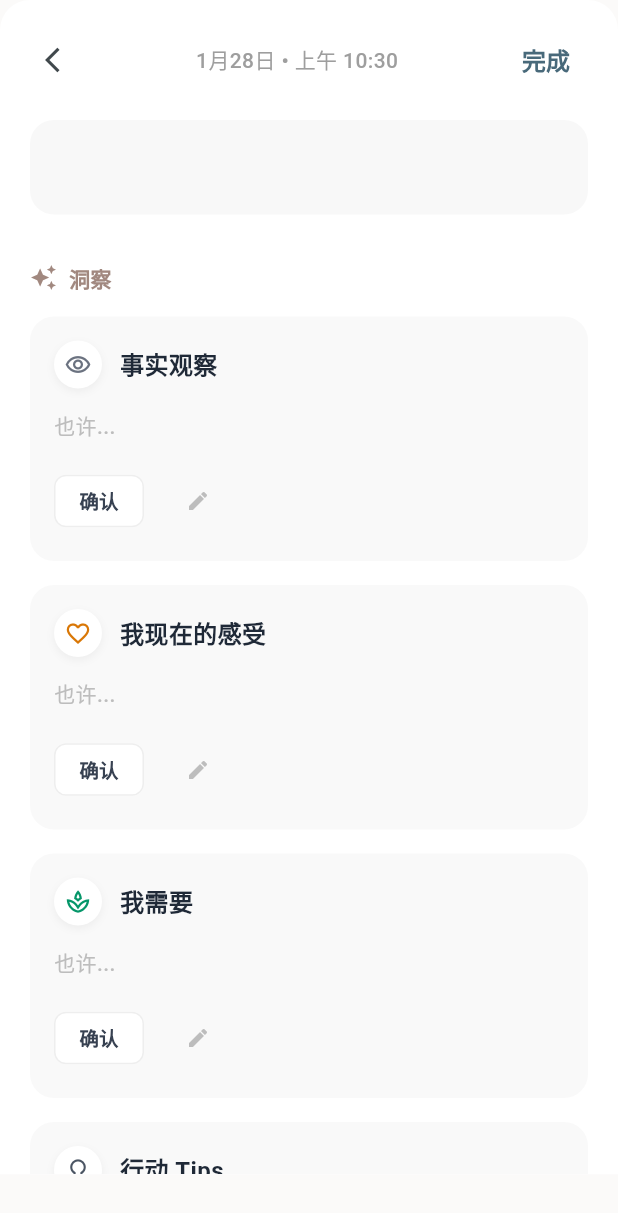
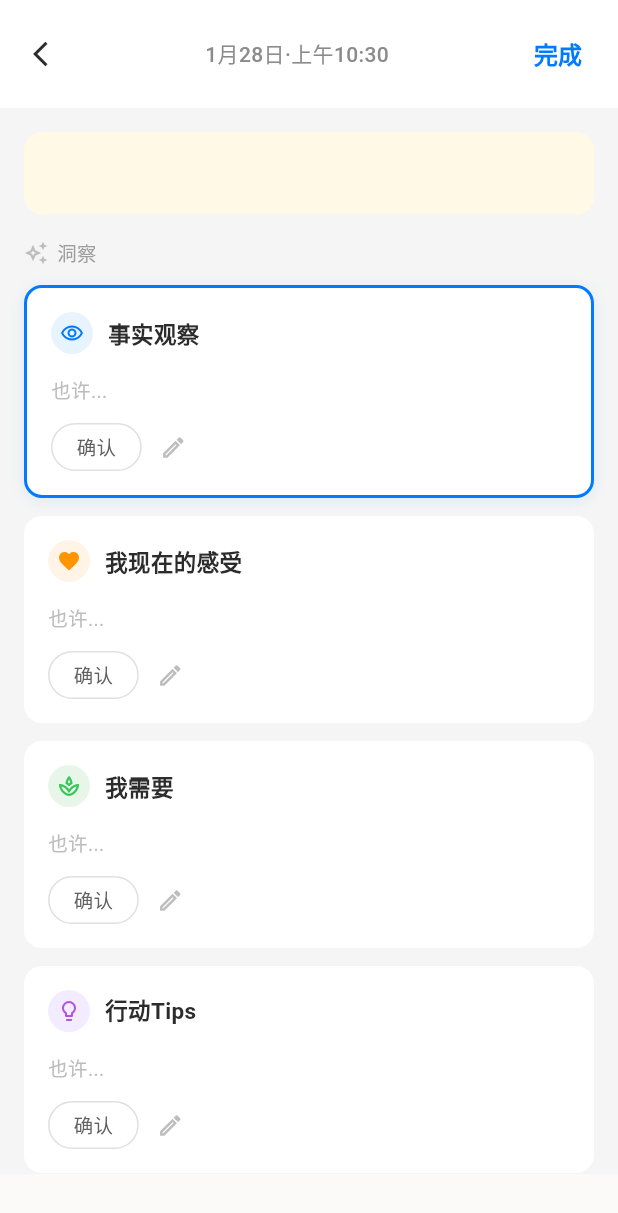
Before and after one commit to BinGess/Ocean, a Flutter app: the NVCConfirmationModal widget shown alone on an empty page, opened directly with empty values, on a phone screen of 412 x 824 dp. Shown: the top 1213 px of the screen. Run offline on Flutter 3.47's test engine with Material 3 defaults, Android fonts, the phone set to English and light mode, and no system bars; our stand-ins replace bloc_concurrency, dio, equatable, flutter_bloc, flutter_dotenv, freezed_annotation and 3 more; missing offline and left inert: record; accounts and stored records are empty; generated files the repository leaves out were written again.

Commit message:
refactor: redesign NVC confirmation modal UI
Based on design screenshot, updated NVC modal with:

1. Background and colors:
   - Changed main background to glutinous rice color (#F5F5F5)
   - Transcription area uses warm yellow background (#FFF9E6)
   - White header with clean navigation

2. Card design improvements:
   - Observation card highlighted with blue border (#007AFF) and shadow
   - Each card has colored icon with matching background
   - Icons: eye (blue), heart (orange), spa (green), lightbulb (purple)
   - Smaller, more refined icon circles (28px)

3. Content layout:
   - Added "洞察" label with icon after transcription
   - "也许..." prefix for all card content
   - Feeling tags use warm yellow background (#FFF4E6)
   - Needs displayed as comma-separated text
   - Consistent spacing and padding

4. UI refinements:
   - Simplified confirm button with border style
   - Edit icon instead of full button
   - Removed "revert" button for cleaner UI
   - Better visual hierarchy
   - Rounded corners (12px) for all cards

5. Typography and spacing:
   - Reduced font sizes for better proportion
   - Improved line heights for readability
   - Consistent 12px spacing between cards
   - Better alignment of "也许..." prefix

```diff
--- a/lib/presentation/widgets/nvc_confirmation_modal.dart
+++ b/lib/presentation/widgets/nvc_confirmation_modal.dart
@@ -1,4 +1,3 @@
-
 import 'package:flutter/material.dart';
 import '../../../domain/entities/nvc_analysis.dart';
 
@@ -81,15 +80,6 @@ class _NVCConfirmationModalState extends State<NVCConfirmationModal> {
     }
   }
 
-  // TODO: Improve Feeling/Need editing with dedicated selection UI
-  // For now, we allow simple deletion in UI, but if user clicks edit,
-  // we could show a text representation or a simple list editor.
-  // Given the complexity, let's just show a "Not implemented" or simple text edit of the raw strings for now?
-  // No, let's make a simple dialog to add/remove tags by text splitting or similar.
-  // Actually, for the "Edit" icon action, let's just allow editing the first item or show a message.
-  // To keep it robust, I'll just implement text editing for Observation and Insight for now.
-  // For Feelings/Needs, the "Edit" button will just show a simple "Edit" dialog that allows adding a new tag.
-
   Future<String?> _showEditDialog(String title, String initialValue) {
     final controller = TextEditingController(text: initialValue);
     return showDialog<String>(
@@ -119,47 +109,47 @@ class _NVCConfirmationModalState extends State<NVCConfirmationModal> {
 
   @override
   Widget build(BuildContext context) {
-    final theme = Theme.of(context);
     final size = MediaQuery.of(context).size;
 
-    // Formatting Date: "10月24日 • 上午 9:41"
+    // 格式化日期时间
     final now = DateTime.now();
-    final dateStr = '${now.month}月${now.day}日 • ${now.hour < 12 ? "上午" : "下午"} ${now.hour > 12 ? now.hour - 12 : now.hour}:${now.minute.toString().padLeft(2, '0')}';
+    final dateStr = '${now.month}月${now.day}日·${now.hour < 12 ? "上午" : "下午"}${now.hour > 12 ? now.hour - 12 : now.hour}:${now.minute.toString().padLeft(2, '0')}';
 
     return Container(
-      height: size.height * 0.95, // Almost full screen
+      height: size.height * 0.95,
       decoration: const BoxDecoration(
-        color: Colors.white,
+        color: Color(0xFFF5F5F5), // 糯米色背景
         borderRadius: BorderRadius.vertical(top: Radius.circular(20)),
       ),
       child: Column(
         children: [
           // Header
-          Padding(
-            padding: const EdgeInsets.symmetric(horizontal: 16, vertical: 16),
+          Container(
+            color: Colors.white,
+            padding: const EdgeInsets.symmetric(horizontal: 8, vertical: 12),
             child: Row(
               mainAxisAlignment: MainAxisAlignment.spaceBetween,
               children: [
                 IconButton(
-                  icon: const Icon(Icons.arrow_back_ios, size: 20),
-                  onPressed: () => Navigator.of(context).pop(), // Just close
+                  icon: const Icon(Icons.arrow_back_ios, size: 20, color: Color(0xFF2C2C2C)),
+                  onPressed: () => Navigator.of(context).pop(),
                 ),
                 Text(
                   dateStr,
-                  style: TextStyle(
-                    color: Colors.grey[500],
+                  style: const TextStyle(
+                    color: Color(0xFF8B8B8B),
                     fontSize: 14,
                     fontWeight: FontWeight.w500,
                   ),
                 ),
                 TextButton(
                   onPressed: _handleConfirm,
-                  child: Text(
+                  child: const Text(
                     '完成',
                     style: TextStyle(
-                      color: theme.primaryColor, // Or specific blue color
+                      color: Color(0xFF007AFF),
                       fontSize: 16,
-                      fontWeight: FontWeight.bold,
+                      fontWeight: FontWeight.w600,
                     ),
                   ),
                 ),
@@ -170,87 +160,90 @@ class _NVCConfirmationModalState extends State<NVCConfirmationModal> {
           // Content
           Expanded(
             child: SingleChildScrollView(
-              padding: const EdgeInsets.symmetric(horizontal: 20),
+              padding: const EdgeInsets.all(16),
               physics: const BouncingScrollPhysics(),
               child: Column(
                 crossAxisAlignment: CrossAxisAlignment.start,
                 children: [
-                  // Transcription Card
+                  // 转写文本区域
                   Container(
                     width: double.infinity,
-                    padding: const EdgeInsets.all(20),
+                    padding: const EdgeInsets.all(16),
                     decoration: BoxDecoration(
-                      color: const Color(0xFFF8F8F8), // Light grey bg
-                      borderRadius: BorderRadius.circular(16),
+                      color: const Color(0xFFFFF9E6), // 浅黄色背景
+                      borderRadius: BorderRadius.circular(12),
                     ),
                     child: Text(
                       widget.transcription,
                       style: const TextStyle(
-                        color: Color(0xFF4B5563),
+                        color: Color(0xFF4A4A4A),
                         fontSize: 15,
                         height: 1.6,
                       ),
                     ),
                   ),
 
-                  const SizedBox(height: 32),
+                  const SizedBox(height: 16),
 
-                  // Insight Section Title
+                  // 洞察标签
                   Row(
                     children: [
-                      Icon(Icons.auto_awesome, size: 18, color: Colors.brown[300]), // "洞察" icon
-                      const SizedBox(width: 8),
+                      Icon(Icons.auto_awesome_outlined, size: 16, color: Colors.grey[400]),
+                      const SizedBox(width: 6),
                       Text(
                         '洞察',
                         style: TextStyle(
-                          color: Colors.brown[300],
-                          fontSize: 14,
-                          fontWeight: FontWeight.bold,
+                          color: Colors.grey[500],
+                          fontSize: 13,
+                          fontWeight: FontWeight.w500,
                         ),
                       ),
                     ],
                   ),
 
-                  const SizedBox(height: 16),
+                  const SizedBox(height: 12),
 
-                  // 1. Observation
+                  // 1. 事实观察（带蓝色边框）
                   _buildNVCCard(
                     context: context,
                     icon: Icons.remove_red_eye_outlined,
-                    iconColor: const Color(0xFF6B7280), // Greyish
+                    iconColor: const Color(0xFF007AFF),
+                    iconBgColor: const Color(0xFFE8F4FD),
                     title: '事实观察',
                     content: Text(
                       _observation,
                       style: const TextStyle(
-                        color: Color(0xFF374151),
-                        fontSize: 15,
-                        fontWeight: FontWeight.w500,
+                        color: Color(0xFF4A4A4A),
+                        fontSize: 14,
+                        height: 1.5,
                       ),
                     ),
                     onEdit: _editObservation,
+                    highlighted: true,
                   ),
 
-                  const SizedBox(height: 16),
+                  const SizedBox(height: 12),
 
-                  // 2. Feelings
+                  // 2. 我现在的感受
                   _buildNVCCard(
                     context: context,
-                    icon: Icons.favorite_border,
-                    iconColor: const Color(0xFFD97706), // Brownish/Orange
+                    icon: Icons.favorite,
+                    iconColor: const Color(0xFFFF9500),
+                    iconBgColor: const Color(0xFFFFF4E6),
                     title: '我现在的感受',
                     content: Wrap(
                       spacing: 8,
                       runSpacing: 8,
                       children: _feelings.map((f) => Container(
-                        padding: const EdgeInsets.symmetric(horizontal: 8, vertical: 4),
+                        padding: const EdgeInsets.symmetric(horizontal: 12, vertical: 6),
                         decoration: BoxDecoration(
-                          color: const Color(0xFFFEF3C7), // Light yellow/orange
-                          borderRadius: BorderRadius.circular(6),
+                          color: const Color(0xFFFFF4E6), // 浅黄色
+                          borderRadius: BorderRadius.circular(16),
                         ),
                         child: Text(
                           f.feeling,
                           style: const TextStyle(
-                            color: Color(0xFF92400E),
+                            color: Color(0xFFCC7A00),
                             fontSize: 13,
                             fontWeight: FontWeight.w500,
                           ),
@@ -258,83 +251,57 @@ class _NVCConfirmationModalState extends State<NVCConfirmationModal> {
                       )).toList(),
                     ),
                     onEdit: () {
-                        // Simple placeholder for editing feelings
-                        // In a real app, open a multi-select dialog
-                        ScaffoldMessenger.of(context).showSnackBar(
-                            const SnackBar(content: Text('编辑感受功能暂未开放')),
-                        );
+                      ScaffoldMessenger.of(context).showSnackBar(
+                        const SnackBar(content: Text('编辑感受功能暂未开放')),
+                      );
                     },
                   ),
 
-                  const SizedBox(height: 16),
+                  const SizedBox(height: 12),
 
-                  // 3. Needs
+                  // 3. 我需要
                   _buildNVCCard(
                     context: context,
                     icon: Icons.spa_outlined,
-                    iconColor: const Color(0xFF059669), // Green
+                    iconColor: const Color(0xFF34C759),
+                    iconBgColor: const Color(0xFFE8F5E9),
                     title: '我需要',
-                    content: Wrap(
-                      spacing: 8,
-                      runSpacing: 8,
-                      children: _needs.map((n) => Text(
-                        n.need, // Just text as per design "支持、秩序、共识"
-                        style: const TextStyle(
-                          color: Color(0xFF374151),
-                          fontSize: 15,
-                          fontWeight: FontWeight.w500,
-                        ),
-                      )).toList(),
-                      // If we want separators, we can add them, but Wrap handles standard spacing
+                    content: Text(
+                      _needs.map((n) => n.need).join('、'),
+                      style: const TextStyle(
+                        color: Color(0xFF4A4A4A),
+                        fontSize: 14,
+                        height: 1.5,
+                      ),
                     ),
                     onEdit: () {
-                         ScaffoldMessenger.of(context).showSnackBar(
-                            const SnackBar(content: Text('编辑需要功能暂未开放')),
-                        );
+                      ScaffoldMessenger.of(context).showSnackBar(
+                        const SnackBar(content: Text('编辑需要功能暂未开放')),
+                      );
                     },
                   ),
 
-                  const SizedBox(height: 16),
+                  const SizedBox(height: 12),
 
-                  // 4. Action Tips (Insight)
+                  // 4. 行动Tips
                   _buildNVCCard(
                     context: context,
                     icon: Icons.lightbulb_outline,
-                    iconColor: const Color(0xFF4B5563), // Dark Grey
-                    title: '行动 Tips',
+                    iconColor: const Color(0xFFAF52DE),
+                    iconBgColor: const Color(0xFFF3EBFF),
+                    title: '行动Tips',
                     content: Text(
                       _insight,
                       style: const TextStyle(
-                        color: Color(0xFF374151),
-                        fontSize: 15,
+                        color: Color(0xFF4A4A4A),
+                        fontSize: 14,
                         height: 1.5,
                       ),
                     ),
                     onEdit: _editInsight,
                   ),
 
-                  const SizedBox(height: 40),
-
-                  // Revert Button
-                  Center(
-                    child: TextButton.icon(
-                      onPressed: () {
-                         if (widget.onRevert != null) {
-                           widget.onRevert!();
-                           Navigator.of(context).pop(null);
-                         } else {
-                           Navigator.of(context).pop(null);
-                         }
-                      },
-                      icon: const Icon(Icons.undo, size: 16, color: Colors.grey),
-                      label: const Text(
-                        '还原为仅记录',
-                        style: TextStyle(color: Colors.grey),
-                      ),
-                    ),
-                  ),
-
-                  const SizedBox(height: 40),
+                  const SizedBox(height: 32),
                 ],
               ),
             ),
@@ -348,103 +315,110 @@ class _NVCConfirmationModalState extends State<NVCConfirmationModal> {
     required BuildContext context,
     required IconData icon,
     required Color iconColor,
+    required Color iconBgColor,
     required String title,
     required Widget content,
     required VoidCallback onEdit,
+    bool highlighted = false,
   }) {
     return Container(
       padding: const EdgeInsets.all(16),
       decoration: BoxDecoration(
-        color: const Color(0xFFF9F9F9), // Card bg
-        borderRadius: BorderRadius.circular(16),
+        color: Colors.white,
+        borderRadius: BorderRadius.circular(12),
+        border: highlighted
+            ? Border.all(color: const Color(0xFF007AFF), width: 2)
+            : null,
+        boxShadow: highlighted
+            ? [
+                BoxShadow(
+                  color: const Color(0xFF007AFF).withOpacity(0.1),
+                  blurRadius: 8,
+                  offset: const Offset(0, 2),
+                ),
+              ]
+            : null,
       ),
       child: Column(
         crossAxisAlignment: CrossAxisAlignment.start,
         children: [
+          // 标题行
           Row(
             children: [
               Container(
-                width: 32,
-                height: 32,
+                width: 28,
+                height: 28,
                 decoration: BoxDecoration(
-                  color: Colors.white,
+                  color: iconBgColor,
                   shape: BoxShape.circle,
-                  boxShadow: [
-                    BoxShadow(
-                      color: Colors.black.withValues(alpha: 0.05),
-                      blurRadius: 4,
-                      offset: const Offset(0, 2),
-                    ),
-                  ],
                 ),
-                child: Icon(icon, size: 18, color: iconColor),
+                child: Icon(icon, size: 16, color: iconColor),
               ),
-              const SizedBox(width: 12),
+              const SizedBox(width: 10),
               Text(
                 title,
                 style: const TextStyle(
-                  fontSize: 16,
-                  fontWeight: FontWeight.bold,
-                  color: Color(0xFF1F2937),
+                  fontSize: 15,
+                  fontWeight: FontWeight.w600,
+                  color: Color(0xFF2C2C2C),
                 ),
               ),
             ],
           ),
+
           const SizedBox(height: 12),
+
+          // 也许提示 + 内容
           Row(
             crossAxisAlignment: CrossAxisAlignment.start,
             children: [
               Padding(
                 padding: const EdgeInsets.only(top: 2),
                 child: Text(
-                  '也许... ',
+                  '也许...',
                   style: TextStyle(
                     color: Colors.grey[400],
-                    fontSize: 14,
-                    fontWeight: FontWeight.w500,
+                    fontSize: 13,
                   ),
                 ),
               ),
+              const SizedBox(width: 8),
               Expanded(child: content),
             ],
           ),
-          const SizedBox(height: 16),
+
+          const SizedBox(height: 12),
+
+          // 确认按钮和编辑图标
           Row(
             children: [
-              ElevatedButton(
-                onPressed: () {
-                   // Visual confirmation (maybe highlight?)
-                   // For now, it just looks like a button.
-                   // Logic-wise, maybe we track "confirmed" state per card?
-                   // The prompt doesn't strictly require logic, just UI.
-                   ScaffoldMessenger.of(context).showSnackBar(
-                     const SnackBar(content: Text('已确认'), duration: Duration(milliseconds: 500)),
-                   );
-                },
-                style: ElevatedButton.styleFrom(
-                  backgroundColor: Colors.white,
-                  foregroundColor: const Color(0xFF374151),
-                  elevation: 0,
-                  shadowColor: Colors.transparent,
-                  side: BorderSide(color: Colors.grey[200]!),
-                  shape: RoundedRectangleBorder(
-                    borderRadius: BorderRadius.circular(8),
+              Container(
+                height: 32,
+                padding: const EdgeInsets.symmetric(horizontal: 16),
+                decoration: BoxDecoration(
+                  color: Colors.white,
+                  borderRadius: BorderRadius.circular(16),
+                  border: Border.all(color: const Color(0xFFE0E0E0), width: 1),
+                ),
+                child: Center(
+                  child: Text(
+                    '确认',
+                    style: TextStyle(
+                      fontSize: 13,
+                      color: Colors.grey[700],
+                      fontWeight: FontWeight.w500,
+                    ),
                   ),
-                  padding: const EdgeInsets.symmetric(horizontal: 16, vertical: 8),
-                  minimumSize: const Size(60, 32),
-                ),
-                child: const Text(
-                  '确认',
-                  style: TextStyle(fontSize: 13, fontWeight: FontWeight.bold),
                 ),
               ),
               const SizedBox(width: 12),
-              IconButton(
-                onPressed: onEdit,
-                icon: const Icon(Icons.edit, size: 16),
-                color: Colors.grey[400],
-                padding: EdgeInsets.zero,
-                constraints: const BoxConstraints(),
+              GestureDetector(
+                onTap: onEdit,
+                child: Icon(
+                  Icons.edit_outlined,
+                  size: 18,
+                  color: Colors.grey[400],
+                ),
               ),
             ],
           ),
```
